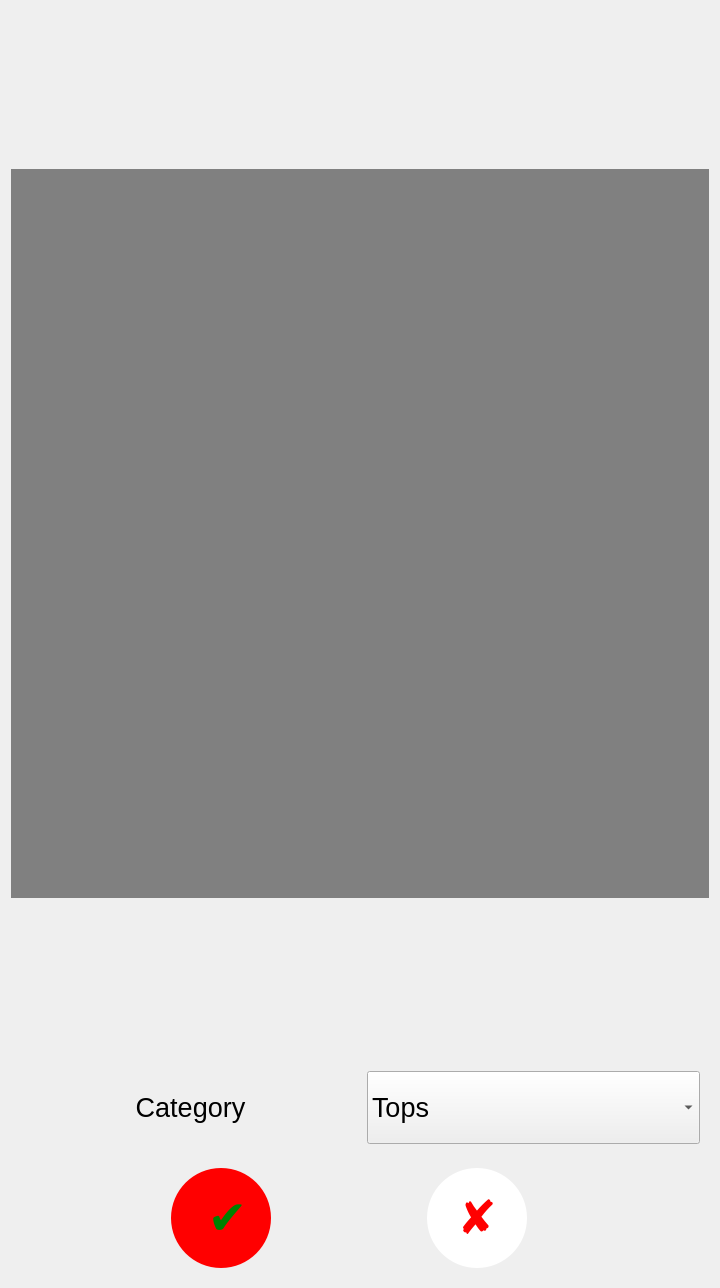
This is AddClothesConfirmationUi.ui in beaesguerra/dressr as Qt 5 draws it before an edit. The edited form follows.
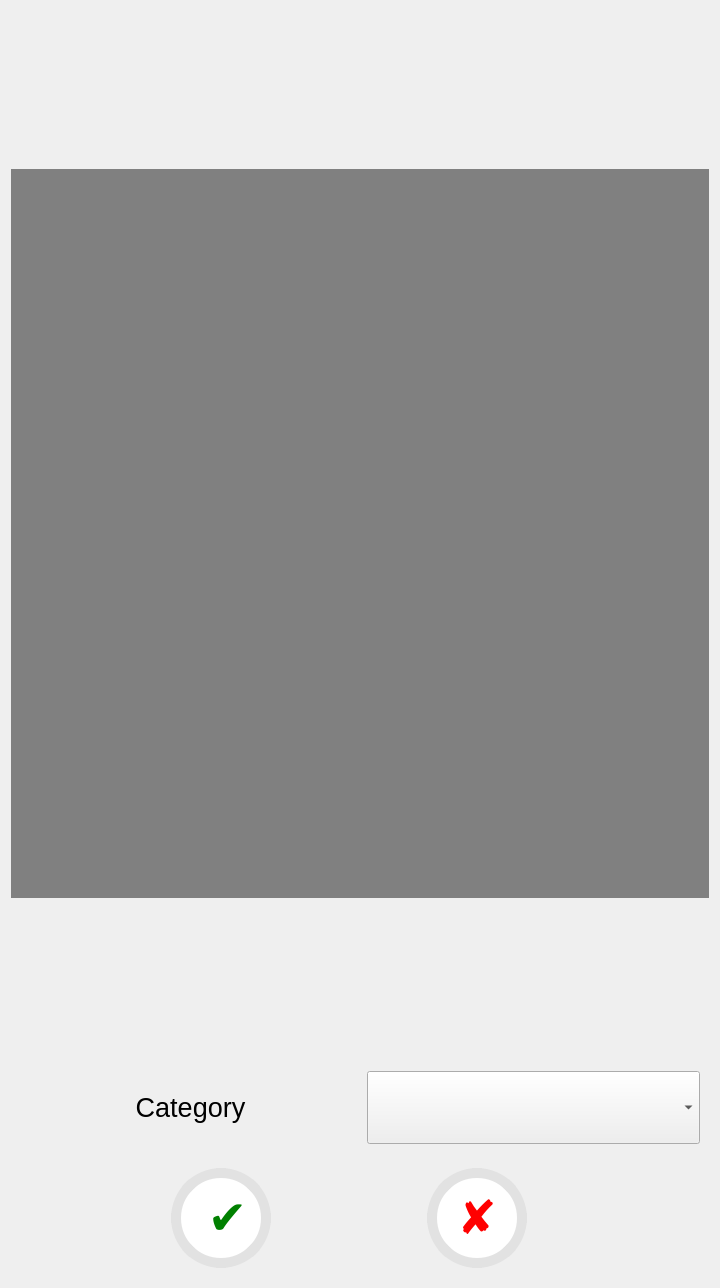
This is the edited form.

Diff of the .ui file:
```diff
--- a/AddClothesConfirmationUi.ui
+++ b/AddClothesConfirmationUi.ui
@@ -115,16 +115,6 @@
           <pointsize>20</pointsize>
          </font>
         </property>
-        <item>
-         <property name="text">
-          <string>Tops</string>
-         </property>
-        </item>
-        <item>
-         <property name="text">
-          <string>Bottoms</string>
-         </property>
-        </item>
        </widget>
       </item>
      </layout>
@@ -153,6 +143,9 @@
 	background-color: white;
 	font-size: 35pt;
 	padding: 5px;
+	border-style: solid;
+border-width:10px;
+border-color: #E2E2E2;
 
 }</string>
      </property>
@@ -206,8 +199,7 @@
          <bool>false</bool>
         </property>
         <property name="styleSheet">
-         <string notr="true">background-color:red;
-color: green;</string>
+         <string notr="true">color:green;</string>
         </property>
         <property name="text">
          <string> ✔</string>
```
Left out of the diff: 2 changed lines with no effect on the pictures.
